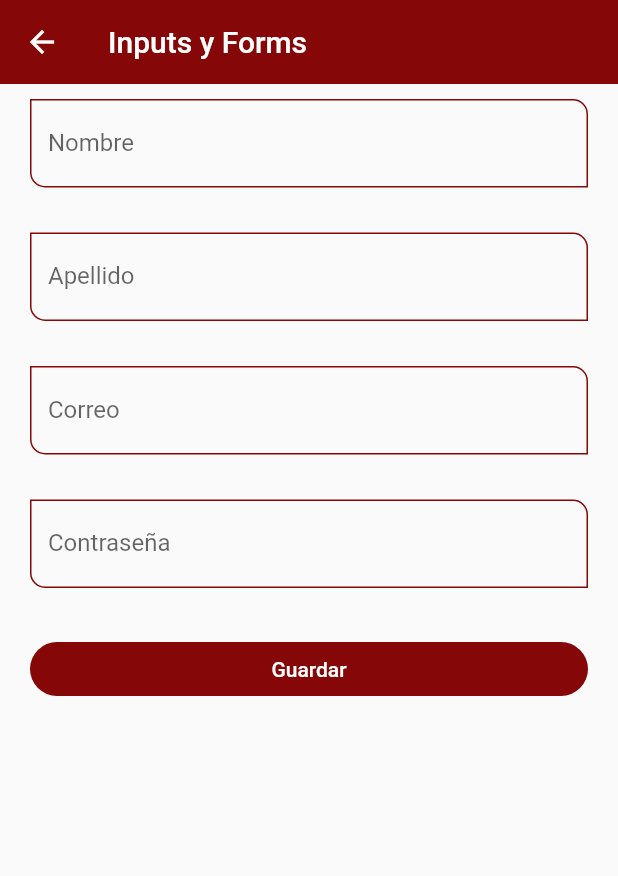
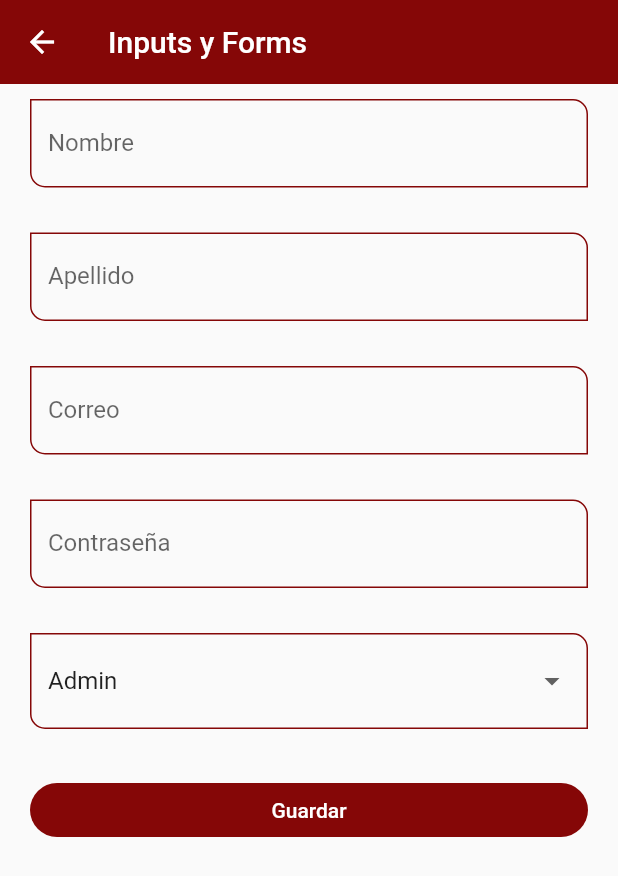
Before and after one commit to shadowblaze36/fl_components, a Flutter app: the InputsScreen screen opened by its route, on a phone screen of 412 x 824 dp. Shown: the top 876 px of the screen. Run offline on Flutter 3.47's test engine with Material 2 defaults, Android fonts, the phone set to English and light mode, and no system bars.

Commit message:
Another Changes

```diff
--- a/lib/router/app_routes.dart
+++ b/lib/router/app_routes.dart
@@ -47,6 +47,11 @@ class AppRoutes {
         name: 'Text inputs',
         screen: const InputsScreen(),
         icon: Icons.input_rounded),
+    MenuOption(
+        route: 'slider',
+        name: 'Sider and Checks',
+        screen: const SliderScreen(),
+        icon: Icons.batch_prediction_rounded),
   ];
 
   static Map<String, Widget Function(BuildContext)> getAppRoutes() {
--- a/lib/screens/inputs_screen.dart
+++ b/lib/screens/inputs_screen.dart
@@ -60,6 +60,23 @@ class InputsScreen extends StatelessWidget {
                   formValues: formValues,
                 ),
                 const SizedBox(height: 30),
+                DropdownButtonFormField<String>(
+                  value: 'Admin',
+                  items: const [
+                    DropdownMenuItem(value: 'Admin', child: Text('Admin')),
+                    DropdownMenuItem(
+                        value: 'Superuser', child: Text('Superuser')),
+                    DropdownMenuItem(
+                        value: 'Developer', child: Text('Developer')),
+                    DropdownMenuItem(
+                        value: 'Jr. Developer', child: Text('Jr. Developer'))
+                  ],
+                  onChanged: (value) {
+                    print(value);
+                    formValues['role'] = value ?? 'Admin';
+                  },
+                ),
+                const SizedBox(height: 30),
                 ElevatedButton(
                   onPressed: () {
                     FocusScope.of(context).requestFocus(FocusNode());
--- a/lib/screens/screens.dart
+++ b/lib/screens/screens.dart
@@ -6,3 +6,4 @@ export 'package:fl_components/screens/home_screen.dart';
 export 'package:fl_components/screens/inputs_screen.dart';
 export 'package:fl_components/screens/listview1_screen.dart';
 export 'package:fl_components/screens/listview2_screen.dart';
+export 'package:fl_components/screens/slider_screen.dart';
```
Also changed, not shown: lib/screens/slider_screen.dart (added, +83 -0 lines).
